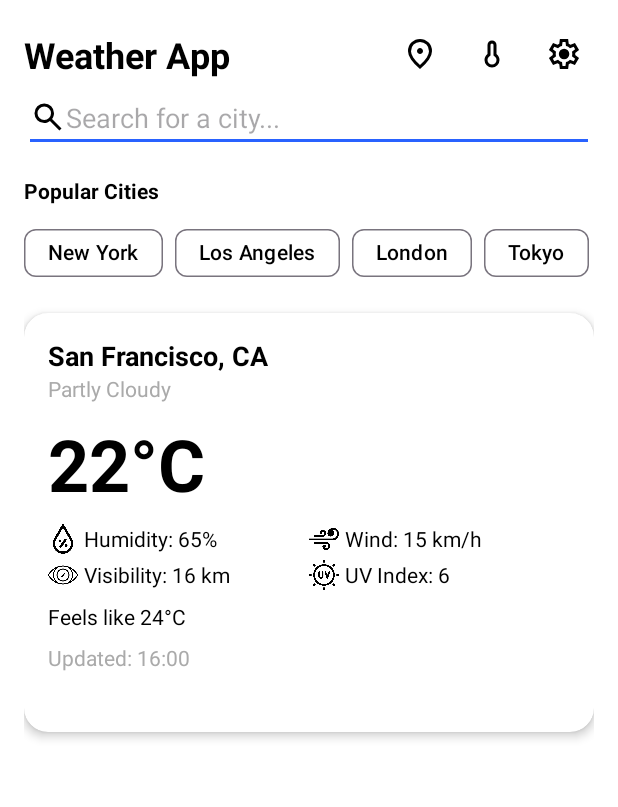
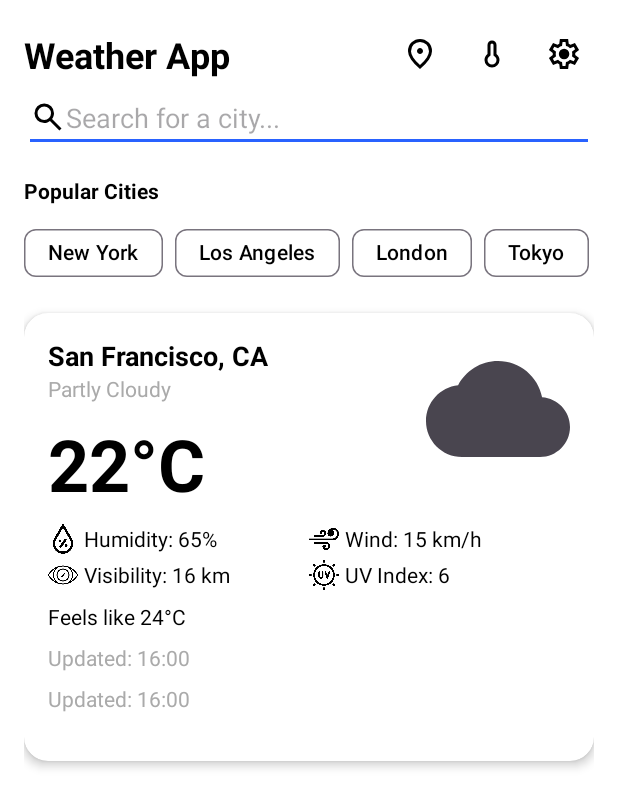
Before and after one commit to carlosaoribeiro/Tempo_WT, an Android app: the screen it shows after launch (MainActivity), on a phone screen of 412 x 824 dp. Shown: the top 807 px of the screen. Run offline under Robolectric (Android 15) with nearby library versions, the phone set to English and light mode, and no system bars; pictures from the network do not load.

Commit message:
🚀 Finaliza integração da API e ajustes de layout

```diff
--- a/app/build.gradle.kts
+++ b/app/build.gradle.kts
@@ -19,7 +19,7 @@ android {
         testInstrumentationRunner = "androidx.test.runner.AndroidJUnitRunner"
 
         // BuildConfig custom field
-        buildConfigField("String", "OWM_API_KEY", "\"bb6ecc2665b7996900f60174b6731200\"")
+        buildConfigField("String", "WEATHER_API_KEY", "\"bb6ecc2665b7996900f60174b6731200\"")
     }
 
     buildTypes {
--- a/app/src/main/AndroidManifest.xml
+++ b/app/src/main/AndroidManifest.xml
@@ -10,9 +10,9 @@
         android:allowBackup="true"
         android:dataExtractionRules="@xml/data_extraction_rules"
         android:fullBackupContent="@xml/backup_rules"
-        android:icon="@mipmap/ic_launcher"
+        android:icon="@drawable/ic_wind"
         android:label="@string/app_name"
-        android:roundIcon="@mipmap/ic_launcher_round"
+        android:roundIcon="@drawable/ic_weather_error"
         android:supportsRtl="true"
         android:theme="@style/Theme.Tempo_WT"
         tools:targetApi="31">
--- /dev/null
+++ b/app/src/main/java/com/carlosribeiro/tempo_wt/data/remote/RetrofitInstance.kt
@@ -0,0 +1,28 @@
+package com.carlosribeiro.tempo_wt.data.remote
+
+import okhttp3.OkHttpClient
+import okhttp3.logging.HttpLoggingInterceptor
+import retrofit2.Retrofit
+import retrofit2.converter.gson.GsonConverterFactory
+
+object RetrofitInstance {
+    private const val BASE_URL = "https://api.openweathermap.org/"
+
+    // 🔹 Configura logging detalhado (requests + responses da API)
+    private val logging = HttpLoggingInterceptor().apply {
+        level = HttpLoggingInterceptor.Level.BODY
+    }
+
+    private val client = OkHttpClient.Builder()
+        .addInterceptor(logging)
+        .build()
+
+    val api: WeatherApiService by lazy {
+        Retrofit.Builder()
+            .baseUrl(BASE_URL)
+            .addConverterFactory(GsonConverterFactory.create())
+            .client(client) // ✅ usa client com logs
+            .build()
+            .create(WeatherApiService::class.java)
+    }
+}
--- a/app/src/main/java/com/carlosribeiro/tempo_wt/data/remote/WeatherApi.kt
+++ b/app/src/main/java/com/carlosribeiro/tempo_wt/data/remote/WeatherApi.kt
@@ -5,7 +5,7 @@ import retrofit2.http.GET
 import retrofit2.http.Query
 
 interface WeatherApi {
-    @GET("data/3.0/onecall")
+    @GET("data/2.5/onecall")
     suspend fun getWeather(
         @Query("lat") lat: Double,
         @Query("lon") lon: Double,
--- a/app/src/main/java/com/carlosribeiro/tempo_wt/data/repository/WeatherRepository.kt
+++ b/app/src/main/java/com/carlosribeiro/tempo_wt/data/repository/WeatherRepository.kt
@@ -2,17 +2,19 @@ package com.carlosribeiro.tempo_wt.data.repository
 
 import com.carlosribeiro.tempo_wt.data.model.CurrentWeatherResponse
 import com.carlosribeiro.tempo_wt.data.model.ForecastResponse
-import com.carlosribeiro.tempo_wt.data.remote.NetworkModule
 import com.carlosribeiro.tempo_wt.data.remote.WeatherApiService
 
-class WeatherRepository(private val apiKey: String) {
+class WeatherRepository(
+    private val api: WeatherApiService,
+    private val apiKey: String
+) {
 
-    private val api = NetworkModule.create(WeatherApiService::class.java)
-
+    // Clima atual por cidade
     suspend fun getCurrentWeather(city: String): CurrentWeatherResponse {
         return api.getCurrentWeather(city, apiKey)
     }
 
+    // Previsão 5 dias (3h em 3h)
     suspend fun getForecast(city: String): ForecastResponse {
         return api.getForecast(city, apiKey)
     }
--- a/app/src/main/java/com/carlosribeiro/tempo_wt/ui/WeatherViewModelFactory.kt
+++ b/app/src/main/java/com/carlosribeiro/tempo_wt/ui/WeatherViewModelFactory.kt
@@ -1,17 +1,17 @@
-package com.carlosribeiro.tempo_wt.ui
+package com.carlosribeiro.tempo_wt.ui.viewmodel
 
 import androidx.lifecycle.ViewModel
 import androidx.lifecycle.ViewModelProvider
 import com.carlosribeiro.tempo_wt.data.repository.WeatherRepository
-import com.carlosribeiro.tempo_wt.ui.viewmodel.WeatherViewModel
 
-class WeatherViewModelFactory(private val apiKey: String) : ViewModelProvider.Factory {
-    @Suppress("UNCHECKED_CAST")
+class WeatherViewModelFactory(
+    private val repository: WeatherRepository
+) : ViewModelProvider.Factory {
     override fun <T : ViewModel> create(modelClass: Class<T>): T {
         if (modelClass.isAssignableFrom(WeatherViewModel::class.java)) {
-            val repo = WeatherRepository(apiKey) // ✅ passando apiKey
-            return WeatherViewModel(repo) as T
+            @Suppress("UNCHECKED_CAST")
+            return WeatherViewModel(repository) as T
         }
-        throw IllegalArgumentException("Unknown ViewModel class")
+        throw IllegalArgumentException("Unknown ViewModel class: ${modelClass.name}")
     }
 }
--- a/app/src/main/java/com/carlosribeiro/tempo_wt/ui/view/MainActivity.kt
+++ b/app/src/main/java/com/carlosribeiro/tempo_wt/ui/view/MainActivity.kt
@@ -1,87 +1,132 @@
 package com.carlosribeiro.tempo_wt.ui
 
 import android.os.Bundle
+import android.util.Log
 import android.view.View
-import android.widget.ImageView
-import android.widget.TextView
-import androidx.activity.viewModels
+import android.widget.Toast
 import androidx.appcompat.app.AppCompatActivity
-import androidx.core.view.ViewCompat
-import androidx.core.view.WindowCompat
-import androidx.core.view.updatePadding
+import androidx.lifecycle.ViewModelProvider
+import androidx.recyclerview.widget.LinearLayoutManager
 import coil.load
-import com.carlosribeiro.tempo_wt.R
-import com.google.android.material.appbar.MaterialToolbar
-import com.google.android.material.button.MaterialButton
-import com.google.android.material.textfield.TextInputEditText
+import com.carlosribeiro.tempo_wt.data.model.ForecastUiItem
+import com.carlosribeiro.tempo_wt.data.remote.RetrofitInstance
+import com.carlosribeiro.tempo_wt.data.repository.WeatherRepository
+import com.carlosribeiro.tempo_wt.databinding.ActivityMainBinding
+import com.carlosribeiro.tempo_wt.ui.adapter.ForecastAdapter
+import com.carlosribeiro.tempo_wt.ui.viewmodel.WeatherViewModel
+import com.carlosribeiro.tempo_wt.ui.viewmodel.WeatherViewModelFactory
+import com.google.android.material.chip.Chip
 import java.text.SimpleDateFormat
 import java.util.*
 
 class MainActivity : AppCompatActivity() {
 
-    private val viewModel: WeatherViewModel by viewModels()
+    private lateinit var binding: ActivityMainBinding
+    private lateinit var viewModel: WeatherViewModel
+    private val forecastAdapter = ForecastAdapter(emptyList())
 
     override fun onCreate(savedInstanceState: Bundle?) {
         super.onCreate(savedInstanceState)
-        setContentView(R.layout.activity_main)
+        binding = ActivityMainBinding.inflate(layoutInflater)
+        setContentView(binding.root)
 
-        // Toolbar
-        val toolbar = findViewById<MaterialToolbar>(R.id.toolbar)
-        setSupportActionBar(toolbar)
-        supportActionBar?.setDisplayShowTitleEnabled(true)
-        supportActionBar?.title = getString(R.string.tempo_wt)
-        supportActionBar?.subtitle = "Clima agora"
+        binding.rvDaily.setHasFixedSize(true)
+        binding.rvDaily.isNestedScrollingEnabled = false
 
-        // (Edge-to-edge) evita que o título fique sob a status bar
-        WindowCompat.setDecorFitsSystemWindows(window, false)
-        ViewCompat.setOnApplyWindowInsetsListener(toolbar) { v, insets ->
-            val top = insets.getInsets(androidx.core.view.WindowInsetsCompat.Type.statusBars()).top
-            v.updatePadding(top = top)
-            insets
-        }
+        // VM
+        val api = RetrofitInstance.api
+        val repository = WeatherRepository(api, "bb6ecc2665b7996900f60174b6731200")
+        val factory = WeatherViewModelFactory(repository)
+        viewModel = ViewModelProvider(this, factory)[WeatherViewModel::class.java]
 
-        // Views
-        val etCity = findViewById<TextInputEditText>(R.id.etCity)
-        val btnLoad = findViewById<MaterialButton>(R.id.btnLoad)
-
-        val ivIcon = findViewById<ImageView>(R.id.ivIcon)
-        val tvCity = findViewById<TextView>(R.id.tvCity)
-        val tvTemp = findViewById<TextView>(R.id.tvTemp)
-        val tvDesc = findViewById<TextView>(R.id.tvDesc)
-        val tvFeels = findViewById<TextView>(R.id.tvFeelsLike)
-        val tvHum  = findViewById<TextView>(R.id.tvHumidity)
-        val tvWind = findViewById<TextView>(R.id.tvWind)
-        val tvUpdated = findViewById<TextView>(R.id.tvUpdated)
-        val progress = findViewById<View>(R.id.progress)
+        // Recycler
+        binding.rvDaily.layoutManager = LinearLayoutManager(this)
+        binding.rvDaily.adapter = forecastAdapter
 
         fun now(): String = SimpleDateFormat("HH:mm", Locale.getDefault()).format(Date())
 
-        btnLoad.setOnClickListener {
-            val city = etCity.text?.toString().orEmpty().ifBlank { "Osasco" }
-            progress.visibility = View.VISIBLE
+        // Buscar por cidade digitada
+        binding.etSearch.setOnEditorActionListener { _, _, _ ->
+            val city = binding.etSearch.text?.toString().orEmpty().ifBlank { "Osasco" }
+            binding.progress.visibility = View.VISIBLE
             viewModel.loadWeather(city)
+            true
         }
 
-        viewModel.weather.observe(this) { result ->
-            progress.visibility = View.GONE
+        // Current (NPE-safe)
+        viewModel.current.observe(this) { result ->
+            binding.progress.visibility = View.GONE
             result.onSuccess { response ->
-                tvCity.text = response.name
-                tvTemp.text = "${response.main.temp}°C"
-                tvDesc.text = response.weather.firstOrNull()?.description ?: "-"
+                Log.d("API_CURRENT", "Resposta: $response")
 
-                val icon = response.weather.firstOrNull()?.icon
+                binding.tvCity.text = response.name ?: "-"
+
+                val main = response.main
+                binding.tvTemp.text  = main?.temp?.let { "${it}°C" } ?: "--°C"
+                binding.tvFeelsLike.text = "Sensação: ${main?.feels_like ?: "--"}°C"
+                binding.tvHumidity.text  = "Umidade: ${main?.humidity ?: "--"}%"
+
+                val windSpeed = response.wind?.speed
+                binding.tvWind.text = "Vento: ${windSpeed ?: "--"} m/s"
+
+                val w = response.weather?.firstOrNull()
+                binding.tvDesc.text = w?.description ?: "-"
+
+                val icon = w?.icon
                 if (!icon.isNullOrBlank()) {
-                    val url = "https://openweathermap.org/img/wn/${icon}@4x.png"
-                    ivIcon.load(url)
-                } else ivIcon.setImageDrawable(null)
+                    binding.ivIcon.load("https://openweathermap.org/img/wn/${icon}@4x.png")
+                } else {
+                    binding.ivIcon.setImageDrawable(null)
+                }
 
-                tvFeels.text = "Sensação: ${response.main.feels_like}°C"
-                tvHum.text   = "Umidade: ${response.main.humidity}%"
-                tvWind.text  = "Vento: ${response.wind?.speed ?: 0f} m/s"
-                tvUpdated.text = "Atualizado: ${now()}"
+                binding.tvUpdated.text = "Atualizado: ${now()}"
             }.onFailure { e ->
-                tvDesc.text = "Erro: ${e.message}"
+                Toast.makeText(this, "Erro (current): ${e.message}", Toast.LENGTH_SHORT).show()
+                Log.e("API_CURRENT", "Falha", e)
             }
         }
+
+        // Forecast (NPE-safe)
+        viewModel.forecast.observe(this) { result ->
+            result.onSuccess { forecast ->
+                Log.d("API_FORECAST", "Qtd blocos: ${forecast.list?.size}")
+
+                val uiItems =
+                    (forecast.list ?: emptyList())
+                        .take(7)
+                        .mapNotNull { data ->
+                            val dt = data.dt ?: return@mapNotNull null
+                            val main = data.main
+                            val min = main?.temp_min ?: main?.temp
+                            val max = main?.temp_max ?: main?.temp
+                            val w = data.weather?.firstOrNull()
+                            val desc = w?.description ?: "-"
+                            val icon = w?.icon ?: ""
+                            if (min == null || max == null) return@mapNotNull null
+                            ForecastUiItem(dt, min, max, desc, icon)
+                        }
+
+                binding.rvDaily.adapter = ForecastAdapter(uiItems)
+            }.onFailure { e ->
+                Toast.makeText(this, "Erro forecast: ${e.message}", Toast.LENGTH_SHORT).show()
+                Log.e("API_FORECAST", "Falha", e)
+            }
+        }
+
+        // Chips
+        for (i in 0 until binding.chipGroupCities.childCount) {
+            val chip = binding.chipGroupCities.getChildAt(i) as Chip
+            chip.setOnClickListener {
+                val city = chip.text.toString()
+                binding.progress.visibility = View.VISIBLE
+                viewModel.loadWeather(city)
+            }
+        }
+
+        // Padrão
+        val chipDefault = binding.chipNewYork
+        chipDefault.isChecked = true
+        binding.progress.visibility = View.VISIBLE
+        viewModel.loadWeather(chipDefault.text.toString())
     }
 }
--- a/app/src/main/java/com/carlosribeiro/tempo_wt/ui/viewmodel/WeatherViewModel.kt
+++ b/app/src/main/java/com/carlosribeiro/tempo_wt/ui/viewmodel/WeatherViewModel.kt
@@ -1,48 +1,34 @@
 package com.carlosribeiro.tempo_wt.ui.viewmodel
 
-import androidx.lifecycle.ViewModel
-import androidx.lifecycle.ViewModelProvider
-import androidx.lifecycle.viewModelScope
+import androidx.lifecycle.*
 import com.carlosribeiro.tempo_wt.data.model.CurrentWeatherResponse
 import com.carlosribeiro.tempo_wt.data.model.ForecastResponse
 import com.carlosribeiro.tempo_wt.data.repository.WeatherRepository
-import kotlinx.coroutines.flow.MutableStateFlow
-import kotlinx.coroutines.flow.StateFlow
 import kotlinx.coroutines.launch
 
-sealed class WeatherUiState {
-    object Idle : WeatherUiState()
-    object Loading : WeatherUiState()
-    data class Success(val current: CurrentWeatherResponse, val forecast: ForecastResponse) : WeatherUiState()
-    data class Error(val message: String) : WeatherUiState()
-}
+class WeatherViewModel(
+    private val repository: WeatherRepository
+) : ViewModel() {
 
-class WeatherViewModel(private val repository: WeatherRepository) : ViewModel() {
+    private val _current = MutableLiveData<Result<CurrentWeatherResponse>>()
+    val current: LiveData<Result<CurrentWeatherResponse>> = _current
 
-    private val _uiState = MutableStateFlow<WeatherUiState>(WeatherUiState.Idle)
-    val uiState: StateFlow<WeatherUiState> = _uiState
+    private val _forecast = MutableLiveData<Result<ForecastResponse>>()
+    val forecast: LiveData<Result<ForecastResponse>> = _forecast
 
-    fun fetchWeather(city: String) {
+    fun loadWeather(city: String) {
         viewModelScope.launch {
-            _uiState.value = WeatherUiState.Loading
             try {
-                val current = repository.getCurrentWeather(city)
-                val forecast = repository.getForecast(city)
-                _uiState.value = WeatherUiState.Success(current, forecast)
+                val currentWeather = repository.getCurrentWeather(city)
+                _current.postValue(Result.success(currentWeather))
+
+                val forecastWeather = repository.getForecast(city)
+                _forecast.postValue(Result.success(forecastWeather))
+
             } catch (e: Exception) {
-                _uiState.value = WeatherUiState.Error(e.message ?: "Erro desconhecido")
+                _current.postValue(Result.failure(e))
+                _forecast.postValue(Result.failure(e))
             }
         }
     }
 }
-
-class WeatherViewModelFactory(private val apiKey: String) : ViewModelProvider.Factory {
-    @Suppress("UNCHECKED_CAST")
-    override fun <T : ViewModel> create(modelClass: Class<T>): T {
-        if (modelClass.isAssignableFrom(WeatherViewModel::class.java)) {
-            val repo = WeatherRepository(apiKey)
-            return WeatherViewModel(repo) as T
-        }
-        throw IllegalArgumentException("Unknown ViewModel class")
-    }
-}
--- a/app/src/main/res/drawable/ic_search_24.xml
+++ b/app/src/main/res/drawable/ic_search_24.xml
@@ -2,5 +2,5 @@
     android:width="24dp"
     android:height="24dp"
     android:tint="?attr/colorControlNormal">
-    <path
+    <path/>
 </vector>
--- a/app/src/main/res/layout/activity_main.xml
+++ b/app/src/main/res/layout/activity_main.xml
@@ -1,6 +1,7 @@
 <?xml version="1.0" encoding="utf-8"?>
 <androidx.constraintlayout.widget.ConstraintLayout xmlns:android="http://schemas.android.com/apk/res/android"
     xmlns:app="http://schemas.android.com/apk/res-auto"
+    xmlns:tools="http://schemas.android.com/tools"
     android:id="@+id/mainLayout"
     android:layout_width="match_parent"
     android:layout_height="match_parent"
@@ -89,12 +90,22 @@
         app:layout_constraintTop_toBottomOf="@id/etSearch"
         app:layout_constraintStart_toStartOf="parent" />
 
+    <HorizontalScrollView
+        android:layout_width="match_parent"
+        android:layout_height="wrap_content"
+        android:scrollbars="none"
+        android:clipToPadding="false"
+        android:paddingEnd="16dp"
+        tools:ignore="MissingConstraints" />
+
+
     <com.google.android.material.chip.ChipGroup
         android:id="@+id/chipGroupCities"
         android:layout_width="0dp"
         android:layout_height="wrap_content"
         app:singleSelection="true"
         app:chipSpacingHorizontal="8dp"
+        app:singleLine="true"
         android:layout_marginTop="8dp"
         app:layout_constraintTop_toBottomOf="@id/tvPopular"
         app:layout_constraintStart_toStartOf="parent"
@@ -105,6 +116,7 @@
             style="@style/Widget.Material3.Chip.Assist"
             android:layout_width="wrap_content"
             android:layout_height="wrap_content"
+            app:singleLine="true"
             android:text="New York" />
 
         <com.google.android.material.chip.Chip
@@ -112,6 +124,7 @@
             style="@style/Widget.Material3.Chip.Assist"
             android:layout_width="wrap_content"
             android:layout_height="wrap_content"
+            app:singleLine="true"
             android:text="Los Angeles" />
 
         <com.google.android.material.chip.Chip
@@ -126,8 +139,11 @@
             style="@style/Widget.Material3.Chip.Assist"
             android:layout_width="wrap_content"
             android:layout_height="wrap_content"
+            app:singleLine="true"
             android:text="Tokyo" />
     </com.google.android.material.chip.ChipGroup>
+
+
 
     <!-- 🔹 CardView com dados do clima -->
     <androidx.cardview.widget.CardView
@@ -140,6 +156,15 @@
         app:layout_constraintTop_toBottomOf="@id/chipGroupCities"
         app:layout_constraintStart_toStartOf="parent"
         app:layout_constraintEnd_toEndOf="parent">
+
+        <ImageView
+            android:id="@+id/ivIcon"
+            android:layout_width="96dp"
+            android:layout_height="96dp"
+            android:layout_marginTop="16dp"
+            android:layout_marginEnd="16dp"
+            android:layout_gravity="end"
+            android:src="@drawable/ic_weather_placeholder" />
 
         <LinearLayout
             android:layout_width="match_parent"
@@ -289,7 +314,16 @@
                 android:textColor="@android:color/darker_gray"
                 android:layout_marginTop="8dp" />
 
+            <TextView
+                android:id="@+id/tvTime"
+                android:layout_width="wrap_content"
+                android:layout_height="wrap_content"
+                android:text="Updated: 16:00"
+                android:textColor="@android:color/darker_gray"
+                android:layout_marginTop="8dp" />
+
             <!-- 🔸 Listas dentro do Card -->
+
             <androidx.recyclerview.widget.RecyclerView
                 android:id="@+id/rvHourly"
                 android:layout_width="match_parent"
@@ -301,7 +335,11 @@
                 android:id="@+id/rvDaily"
                 android:layout_width="match_parent"
                 android:layout_height="wrap_content"
-                android:layout_marginBottom="8dp" />
+                android:overScrollMode="never"
+                android:nestedScrollingEnabled="false"
+                tools:listitem="@layout/item_forecast"/>
+
+
         </LinearLayout>
     </androidx.cardview.widget.CardView>
 
--- a/app/src/main/res/values/strings.xml
+++ b/app/src/main/res/values/strings.xml
@@ -2,4 +2,7 @@
     <string name="app_name">Tempo_WT</string>
     <string name="temp_c_format">%1$.1f</string>
     <string name="tempo_wt">Tempo Now</string>
+    <!-- Já deve ter outras strings aqui, só adicione essas também -->
+    <string name="location">Localização</string>
+    <string name="weather_icon">Ícone do Clima</string>
 </resources>
```
Also changed, not shown: app/src/main/java/com/carlosribeiro/tempo_wt/data/model/CurrentWeatherResponse.kt (+17 -12 lines), app/src/main/java/com/carlosribeiro/tempo_wt/data/model/DailyWeatherMapper.kt (added, +15 -0 lines), app/src/main/java/com/carlosribeiro/tempo_wt/data/model/ForecastResponse.kt (+12 -3 lines), app/src/main/java/com/carlosribeiro/tempo_wt/data/model/ForecastUiItem.kt (added, +9 -0 lines), app/src/main/java/com/carlosribeiro/tempo_wt/data/model/WeatherResponse.kt (+62 -4 lines), app/src/main/java/com/carlosribeiro/tempo_wt/data/model/WeatherUiModel.kt (added, +13 -0 lines), app/src/main/java/com/carlosribeiro/tempo_wt/data/remote/WeatherApiService.kt (+28 -2 lines), app/src/main/java/com/carlosribeiro/tempo_wt/ui/adapter/ForecastAdapter.kt (added, +48 -0 lines), app/src/main/res/layout/item_forecast.xml (added, +63 -0 lines).
